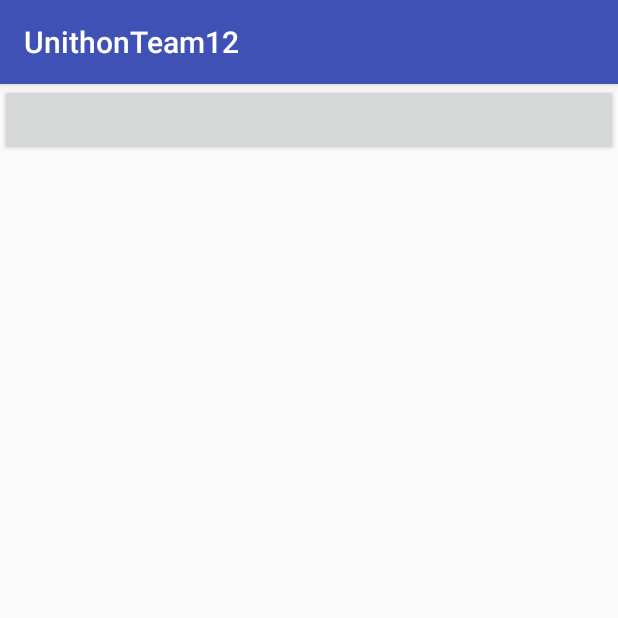
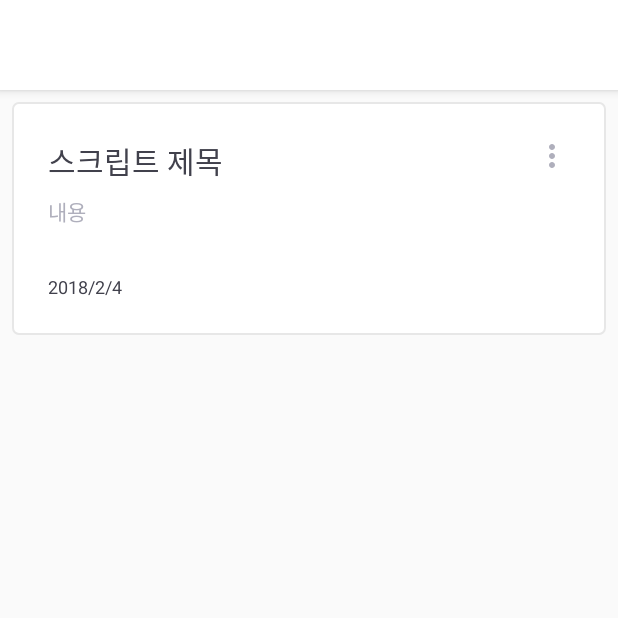
Before and after one commit to HarryTylenol/Unithon6th-android, an Android app: the screen it shows after launch (MainActivity), on a phone screen of 412 x 824 dp, the top half of it. Run offline under Robolectric (Android 15) with nearby library versions, the phone set to English and light mode, and no system bars.

Commit message:
Layout added

```diff
--- a/app/build.gradle
+++ b/app/build.gradle
@@ -13,6 +13,9 @@ android {
         versionCode 1
         versionName "1.0"
         testInstrumentationRunner "android.support.test.runner.AndroidJUnitRunner"
+        vectorDrawables {
+            useSupportLibrary true
+        }
     }
     buildTypes {
         release {
@@ -32,6 +35,9 @@ dependencies {
     implementation 'com.android.support:appcompat-v7:26.1.0'
     implementation 'com.android.support:recyclerview-v7:26.1.0'
     implementation 'com.android.support:design:26.1.0'
+    implementation 'com.android.support:support-core-utils:26.1.0'
+    implementation 'com.android.support:customtabs:26.1.0'
+    implementation 'com.android.support:support-v4:26.1.0'
 
     implementation 'com.squareup.retrofit2:retrofit:2.3.0'
     implementation 'com.squareup.retrofit2:converter-gson:2.3.0'
--- a/app/src/main/java/team/unithon12/unithonteam12/data/SocketManager.kt
+++ b/app/src/main/java/team/unithon12/unithonteam12/data/SocketManager.kt
@@ -17,6 +17,10 @@ class SocketManager {
         socket.on(Socket.EVENT_CONNECT, callback)
     }
 
+    fun close() {
+        socket.close()
+    }
+
     fun listen(eventName: String, callback: (Array<out Any>) -> Unit) {
         socket.on(eventName, callback)
     }
--- a/app/src/main/java/team/unithon12/unithonteam12/data/SpeechRecognitionManager.kt
+++ b/app/src/main/java/team/unithon12/unithonteam12/data/SpeechRecognitionManager.kt
@@ -8,20 +8,21 @@ import org.jetbrains.anko.*
 import team.unithon12.unithonteam12.constant.NaverClientConst
 import team.unithon12.unithonteam12.ext.TAG
 import team.unithon12.unithonteam12.ui.main.MainActivity
+import team.unithon12.unithonteam12.ui.speech.SpeechActivity
 
 /**
  * Created by baghyeongi on 2018. 1. 26..
  */
 
 
-class SpeechRecognitionManager(mainActivity: MainActivity) : SpeechRecognitionListener, AnkoLogger {
+class SpeechRecognitionManager(activity: SpeechActivity) : SpeechRecognitionListener, AnkoLogger {
 
     interface SpeechListener {
         fun onResult(text: String)
     }
 
-    private var listener: SpeechListener = mainActivity
-    private val recognizer: SpeechRecognizer by lazy { SpeechRecognizer(mainActivity, NaverClientConst.CLIENT_ID) }
+    private var listener: SpeechListener = activity
+    private val recognizer: SpeechRecognizer by lazy { SpeechRecognizer(activity, NaverClientConst.CLIENT_ID) }
 
     private var isStop = false
     val isRunning get() = recognizer.isRunning
--- a/app/src/main/java/team/unithon12/unithonteam12/data/model/Script.kt
+++ b/app/src/main/java/team/unithon12/unithonteam12/data/model/Script.kt
@@ -3,4 +3,4 @@ package team.unithon12.unithonteam12.data.model
 /**
  * Created by baghyeongi on 2018. 1. 27..
  */
-data class Script(var title : String)
+data class Script(var title : String, var subttitle : String, var date : String)
--- a/app/src/main/java/team/unithon12/unithonteam12/ui/adapter/ScriptListAdapter.kt
+++ b/app/src/main/java/team/unithon12/unithonteam12/ui/adapter/ScriptListAdapter.kt
@@ -3,6 +3,7 @@ package team.unithon12.unithonteam12.ui.adapter
 import android.view.LayoutInflater
 import android.view.View
 import android.view.ViewGroup
+import kotlinx.android.synthetic.main.row_script.*
 import team.unithon12.unithonteam12.R
 import team.unithon12.unithonteam12.data.model.Script
 import team.unithon12.unithonteam12.ui._base.BaseAdapter
@@ -13,7 +14,9 @@ import team.unithon12.unithonteam12.ui._base.BaseViewHolder
  */
 class ScriptListViewHolder(override val containerView: View) : BaseViewHolder<Script>(containerView) {
     override fun bind(model: Script) {
-
+        tv_title.text = model.title
+        tv_subtitle.text = model.subttitle
+        tv_date.text = model.date
     }
 }
 
--- a/app/src/main/java/team/unithon12/unithonteam12/ui/main/MainActivity.kt
+++ b/app/src/main/java/team/unithon12/unithonteam12/ui/main/MainActivity.kt
@@ -1,41 +1,21 @@
 package team.unithon12.unithonteam12.ui.main
 
 import android.os.Bundle
+import android.support.v7.widget.LinearLayoutManager
 import kotlinx.android.synthetic.main.activity_main.*
-import org.jetbrains.anko.toast
 import team.unithon12.unithonteam12.R
-import team.unithon12.unithonteam12.data.SpeechRecognitionManager
+import team.unithon12.unithonteam12.data.model.Script
 import team.unithon12.unithonteam12.ui._base.BaseActivity
+import team.unithon12.unithonteam12.ui.adapter.ScriptListAdapter
 
-class MainActivity : BaseActivity(), SpeechRecognitionManager.SpeechListener {
+class MainActivity : BaseActivity() {
 
     override val layoutResId = R.layout.activity_main
 
-    lateinit var srm: SpeechRecognitionManager
-
     override fun onCreate(savedInstanceState: Bundle?) {
         super.onCreate(savedInstanceState)
-        srm = SpeechRecognitionManager(this)
-        speech_button.setOnClickListener {
-            when {
-                srm.isRunning -> srm.stop()
-                else -> srm.start()
-            }
-        }
-    }
-
-    override fun onResult(text: String) {
-        toast(text)
-    }
-
-    override fun onStart() {
-        super.onStart()
-        srm.init()
-    }
-
-    override fun onStop() {
-        super.onStop()
-        srm.release()
+        recyclerview.layoutManager = LinearLayoutManager(this)
+        recyclerview.adapter = ScriptListAdapter(listOf(Script("스크립트 제목", "내용", "2018/2/4 ")))
     }
 
 }
--- /dev/null
+++ b/app/src/main/res/drawable/bg_row_script.xml
@@ -0,0 +1,11 @@
+<?xml version="1.0" encoding="utf-8"?>
+<selector xmlns:android="http://schemas.android.com/apk/res/android">
+
+    <item>
+        <shape>
+            <solid android:color="@android:color/white" />
+            <stroke android:width="1dp" android:color="#e7e7e7" />
+            <corners android:radius="4dp"/>
+        </shape>
+    </item>
+</selector>
--- /dev/null
+++ b/app/src/main/res/drawable/ic_more_vert_black_24dp.xml
@@ -0,0 +1,9 @@
+<vector xmlns:android="http://schemas.android.com/apk/res/android"
+        android:width="24dp"
+        android:height="24dp"
+        android:viewportWidth="24.0"
+        android:viewportHeight="24.0">
+    <path
+        android:fillColor="#FF000000"
+        android:pathData="M12,8c1.1,0 2,-0.9 2,-2s-0.9,-2 -2,-2 -2,0.9 -2,2 0.9,2 2,2zM12,10c-1.1,0 -2,0.9 -2,2s0.9,2 2,2 2,-0.9 2,-2 -0.9,-2 -2,-2zM12,16c-1.1,0 -2,0.9 -2,2s0.9,2 2,2 2,-0.9 2,-2 -0.9,-2 -2,-2z"/>
+</vector>
--- a/app/src/main/res/layout/activity_main.xml
+++ b/app/src/main/res/layout/activity_main.xml
@@ -1,14 +1,40 @@
 <?xml version="1.0" encoding="utf-8"?>
-<FrameLayout xmlns:android="http://schemas.android.com/apk/res/android"
+<android.support.design.widget.CoordinatorLayout xmlns:android="http://schemas.android.com/apk/res/android"
     xmlns:app="http://schemas.android.com/apk/res-auto"
     xmlns:tools="http://schemas.android.com/tools"
     android:layout_width="match_parent"
     android:layout_height="match_parent"
     tools:context="team.unithon12.unithonteam12.ui.main.MainActivity">
 
-    <Button
-        android:id="@+id/speech_button"
+    <android.support.design.widget.AppBarLayout
         android:layout_width="match_parent"
-        android:layout_height="wrap_content" />
+        android:layout_height="wrap_content"
+        android:background="@android:color/white">
 
-</FrameLayout>
+        <android.support.v7.widget.Toolbar
+            android:layout_width="match_parent"
+            android:layout_height="wrap_content">
+
+            <FrameLayout
+                android:layout_width="match_parent"
+                android:layout_height="wrap_content"
+                android:padding="12dp">
+
+                <ImageView
+                    android:layout_width="36dp"
+                    android:layout_height="36dp"
+                    android:layout_gravity="end" />
+
+            </FrameLayout>
+
+        </android.support.v7.widget.Toolbar>
+
+    </android.support.design.widget.AppBarLayout>
+
+    <android.support.v7.widget.RecyclerView
+        android:id="@+id/recyclerview"
+        android:layout_width="match_parent"
+        android:layout_height="wrap_content"
+        app:layout_behavior="@string/appbar_scrolling_view_behavior" />
+
+</android.support.design.widget.CoordinatorLayout>
--- a/app/src/main/res/layout/row_script.xml
+++ b/app/src/main/res/layout/row_script.xml
@@ -1,6 +1,52 @@
 <?xml version="1.0" encoding="utf-8"?>
-<LinearLayout xmlns:android="http://schemas.android.com/apk/res/android"
+<FrameLayout xmlns:android="http://schemas.android.com/apk/res/android"
+    xmlns:app="http://schemas.android.com/apk/res-auto"
+    xmlns:tools="http://schemas.android.com/tools"
     android:layout_width="match_parent"
-    android:layout_height="match_parent">
+    android:layout_height="wrap_content"
+    android:layout_margin="8dp"
+    android:background="@drawable/bg_row_script"
+    android:padding="24dp">
 
-</LinearLayout>
+    <ImageView
+        android:id="@+id/btn_more"
+        android:layout_width="wrap_content"
+        android:layout_height="wrap_content"
+        android:layout_gravity="end|top"
+        android:tint="#afafbc"
+        app:srcCompat="@drawable/ic_more_vert_black_24dp" />
+
+    <LinearLayout
+        android:layout_width="match_parent"
+        android:layout_height="wrap_content"
+        android:orientation="vertical">
+
+        <TextView
+            android:id="@+id/tv_title"
+            android:layout_width="wrap_content"
+            android:layout_height="wrap_content"
+            android:layout_marginBottom="8dp"
+            android:textColor="#41414c"
+            android:textSize="20sp"
+            tools:text="스크립트 제목" />
+
+        <TextView
+            android:id="@+id/tv_subtitle"
+            android:layout_width="wrap_content"
+            android:layout_height="wrap_content"
+            android:layout_marginBottom="31dp"
+            android:textColor="#afafbc"
+            android:textSize="14sp"
+            tools:text="내용" />
+
+        <TextView
+            android:id="@+id/tv_date"
+            android:layout_width="wrap_content"
+            android:layout_height="wrap_content"
+            android:textColor="#41414c"
+            android:textSize="12sp"
+            tools:text="2018년 01월 27일" />
+
+    </LinearLayout>
+
+</FrameLayout>
--- /dev/null
+++ b/app/src/main/res/values-v21/styles.xml
@@ -0,0 +1,10 @@
+<resources>
+
+    <style name="AppTheme.NoActionBar">
+        <item name="windowActionBar">false</item>
+        <item name="windowNoTitle">true</item>
+        <item name="android:statusBarColor">#14000000</item>
+        <item name="android:windowDrawsSystemBarBackgrounds">true</item>
+    </style>
+
+</resources>
--- a/app/src/main/res/values/colors.xml
+++ b/app/src/main/res/values/colors.xml
@@ -1,6 +1,6 @@
 <?xml version="1.0" encoding="utf-8"?>
 <resources>
-    <color name="colorPrimary">#3F51B5</color>
-    <color name="colorPrimaryDark">#303F9F</color>
+    <color name="colorPrimary">#ff185a</color>
+    <color name="colorPrimaryDark">#e61953</color>
     <color name="colorAccent">#FF4081</color>
 </resources>
--- a/app/src/main/res/values/styles.xml
+++ b/app/src/main/res/values/styles.xml
@@ -8,4 +8,9 @@
         <item name="colorAccent">@color/colorAccent</item>
     </style>
 
+    <style name="AppTheme.NoActionBar">
+        <item name="windowActionBar">false</item>
+        <item name="windowNoTitle">true</item>
+    </style>
+
 </resources>
```
Also changed, not shown: app/src/main/AndroidManifest.xml (+6 -4 lines), app/src/main/java/team/unithon12/unithonteam12/ui/login/LoginActivity.kt (+9 -3 lines), app/src/main/java/team/unithon12/unithonteam12/ui/speech/SpeechActivity.kt (added, +41 -0 lines), app/src/main/res/drawable/btn_socialmedia.xml (added, +23 -0 lines), app/src/main/res/layout/activity_login.xml (+47 -2 lines), app/src/main/res/layout/activity_speech.xml (added, +11 -0 lines).
